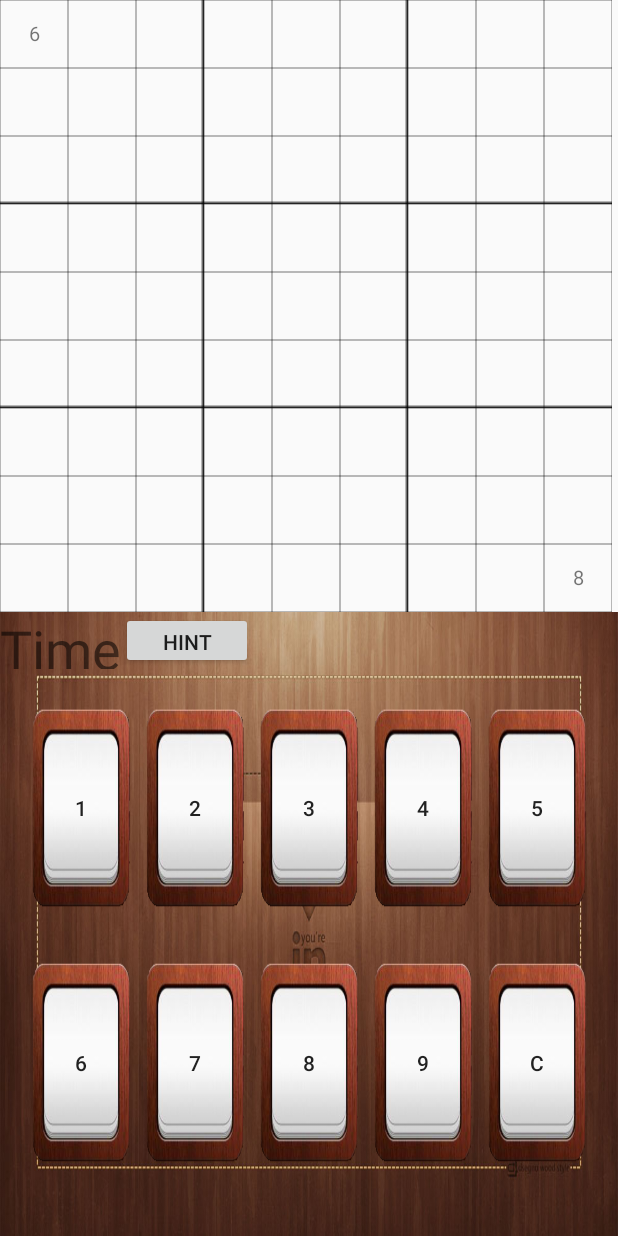
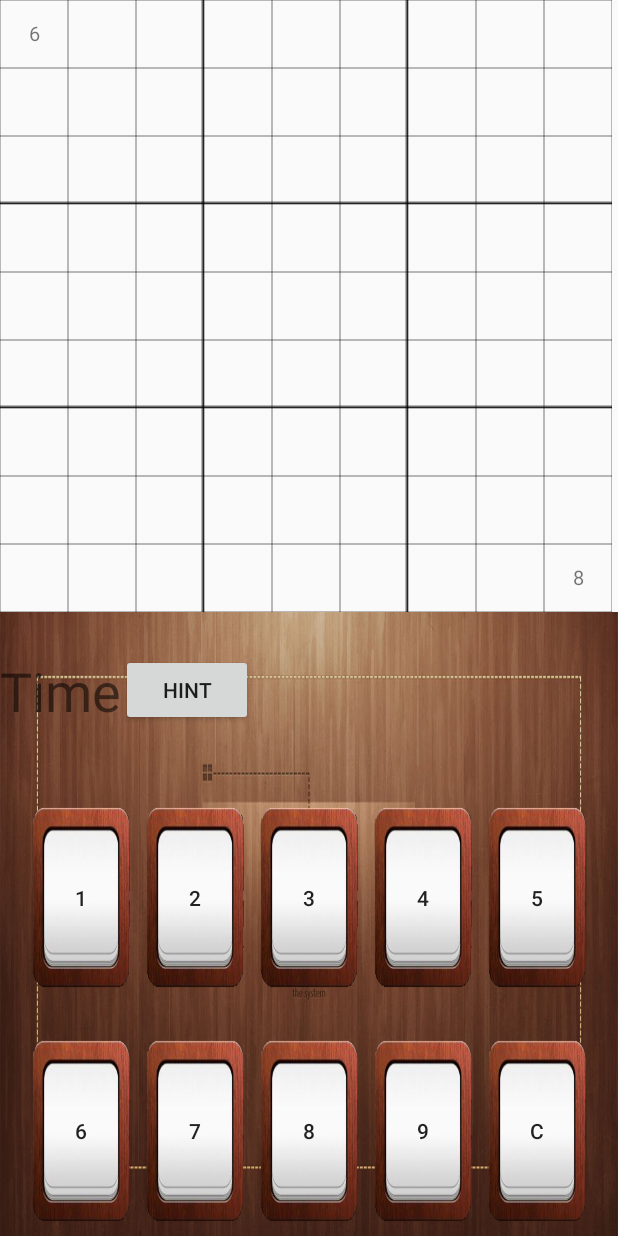
Before and after one commit to Ben-wu14/Game, an Android app: the Game2 screen opened directly, with no data from a screen before it, on a phone screen of 412 x 824 dp. Run offline under Robolectric (Android 15) with nearby library versions, the phone set to English and light mode, and no system bars.

Commit message:
Fix the hint button and textview bug

```diff
--- a/app/src/main/res/layout/activity_game2.xml
+++ b/app/src/main/res/layout/activity_game2.xml
@@ -9,21 +9,23 @@
         android:layout_height="wrap_content"
         android:id="@+id/tableLayout"
         ></TableLayout>
+
     <LinearLayout
         android:layout_width="match_parent"
         android:layout_height="fill_parent"
-        android:weightSum="2.5"
+        android:weightSum="2.75"
         android:orientation="vertical"
         android:background="@drawable/wood_2_2">
         <LinearLayout
             android:layout_width="match_parent"
             android:layout_height="0dp"
-            android:layout_weight="0.25"
+            android:layout_weight="0.75"
             android:orientation="horizontal"
             android:weightSum="4">
             <TextView
                 android:layout_width="wrap_content"
                 android:layout_height="match_parent"
+                android:gravity="center_vertical"
                 android:textSize="36dp"
                 android:text="Time"/>
             <ImageView
@@ -31,9 +33,10 @@
                 android:layout_height="wrap_content" />
             <Button
                 android:layout_width="wrap_content"
-                android:layout_height="match_parent"
+                android:layout_height="wrap_content"
+                android:layout_gravity="center_vertical"
                 android:text="Hint"
-                 />
+                />
         </LinearLayout>
         <LinearLayout
             android:layout_width="match_parent"
```
